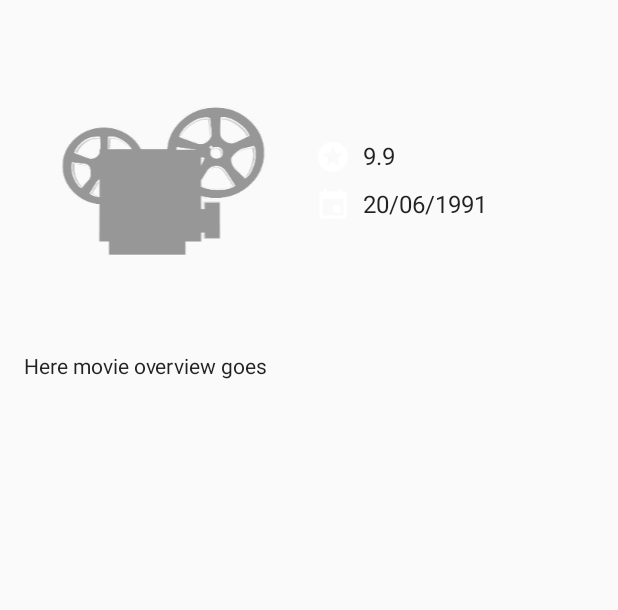
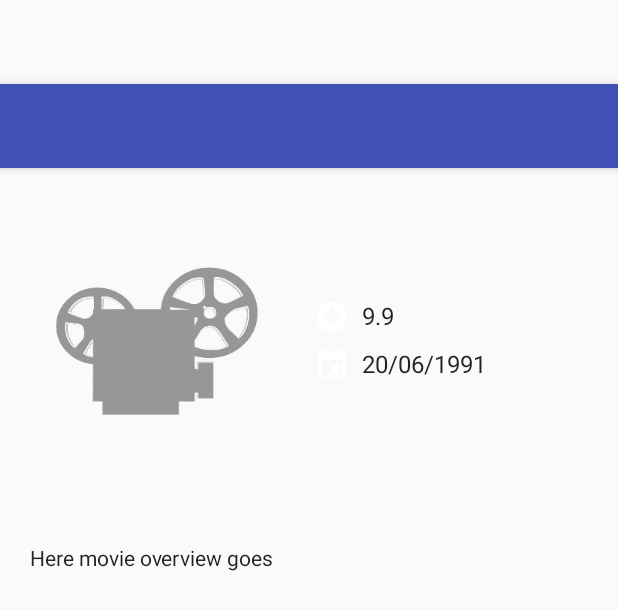
Before and after one commit to Rivanildo/Popular-Movies-stage-1, an Android app: the layout activity_detail.xml on its own in the app's theme, with its tools: preview values and no code run, on a phone screen of 412 x 824 dp. Shown: the top 610 px of the screen. Run offline under Robolectric (Android 15) with nearby library versions, the phone set to English and light mode, and no system bars.

```diff
--- a/app/src/main/res/layout/activity_detail.xml
+++ b/app/src/main/res/layout/activity_detail.xml
@@ -1,17 +1,27 @@
 <?xml version="1.0" encoding="utf-8"?>
-<ScrollView xmlns:android="http://schemas.android.com/apk/res/android"
+<android.support.design.widget.CoordinatorLayout xmlns:android="http://schemas.android.com/apk/res/android"
+    xmlns:app="http://schemas.android.com/apk/res-auto"
     xmlns:tools="http://schemas.android.com/tools"
     android:layout_width="match_parent"
     android:layout_height="match_parent"
-    xmlns:app="http://schemas.android.com/apk/res-auto"
-    android:paddingBottom="@dimen/activity_vertical_margin"
-    android:paddingLeft="@dimen/activity_horizontal_margin"
-    android:paddingRight="@dimen/activity_horizontal_margin"
-    android:paddingTop="@dimen/activity_vertical_margin"
-    android:scrollbarStyle="outsideOverlay"
-    tools:context=".DetailsFragment">
+    android:fitsSystemWindows="true"
+    tools:context="com.example.rivanildo.popularmovies1.DetailActivity">
 
+    <android.support.design.widget.AppBarLayout
+        android:layout_width="match_parent"
+        android:layout_height="wrap_content"
+        android:theme="@style/AppTheme.AppBarOverlay">
 
+        <android.support.v7.widget.Toolbar
+            android:id="@+id/toolbar"
+            android:layout_width="match_parent"
+            android:layout_height="?attr/actionBarSize"
+            android:background="?attr/colorPrimary"
+            app:popupTheme="@style/AppTheme.PopupOverlay" />
+
+    </android.support.design.widget.AppBarLayout>
+
+    <include layout="@layout/content_detail" />
 
     <RelativeLayout
         android:layout_width="match_parent"
@@ -21,13 +31,15 @@
             android:id="@+id/main_info"
             android:layout_width="match_parent"
             android:layout_height="wrap_content"
+            android:layout_marginTop="65dp"
             android:layout_marginBottom="@dimen/view_vertical_margin"
             android:orientation="horizontal"
             android:weightSum="2">
 
             <ImageView
                 android:id="@+id/poster_image_view"
-                android:layout_width="0dp"
+                android:layout_width="4dp"
+                android:layout_margin="1dp"
                 android:layout_height="wrap_content"
                 android:layout_marginRight="@dimen/view_horizontal_margin"
                 android:layout_weight="1"
@@ -66,6 +78,7 @@
         </LinearLayout>
 
         <TextView
+            android:layout_margin="20dp"
             android:id="@+id/overview_text_view"
             android:layout_width="match_parent"
             android:layout_height="wrap_content"
@@ -73,4 +86,5 @@
             android:textAppearance="@style/TextAppearance.AppCompat.Body1"
             tools:text="Here movie overview goes" />
     </RelativeLayout>
-</ScrollView>
+
+</android.support.design.widget.CoordinatorLayout>
--- a/app/src/main/res/values/dimens.xml
+++ b/app/src/main/res/values/dimens.xml
@@ -7,4 +7,5 @@
     <dimen name="grid_item_margin">4dp</dimen>
     <dimen name="view_vertical_margin">8dp</dimen>
     <dimen name="view_horizontal_margin">8dp</dimen>
+    <dimen name="fab_margin">16dp</dimen>
 </resources>
```
Also changed, not shown: app/src/main/java/com/example/rivanildo/popularmovies1/DetailActivity.java (line endings or trailing spaces).
